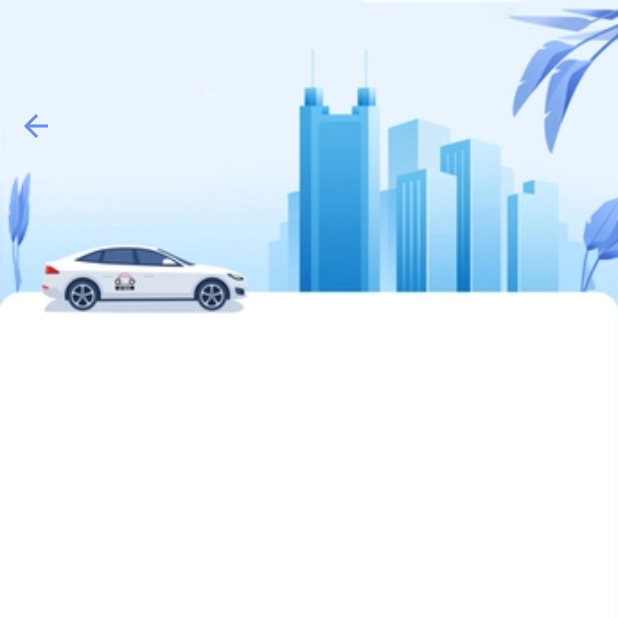
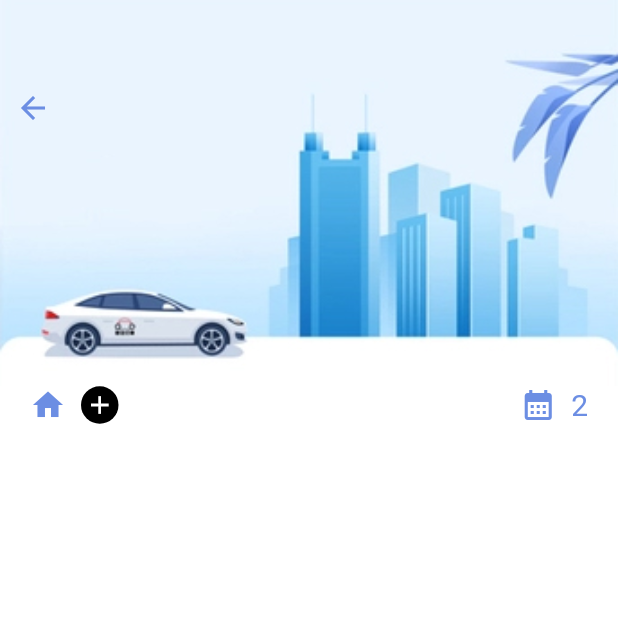
Before and after one commit to kasims07/task_managment, a Flutter app: the screen it shows after launch, on a phone screen of 412 x 824 dp, the top half of it. Run offline on Flutter 3.47's test engine with Material 2 defaults, Android fonts, the light colour scheme and no system bars.

Commit message:
Day 2 53:12

```diff
--- a/lib/main.dart
+++ b/lib/main.dart
@@ -1,5 +1,6 @@
 import 'package:flutter/material.dart';
 import 'package:task_managment/screens/add_task.dart';
+import 'package:task_managment/screens/all_tasks.dart';
 import 'package:task_managment/screens/home_screen.dart';
 
 void main() {
@@ -18,7 +19,7 @@ class MyApp extends StatelessWidget {
       theme: ThemeData(
         primarySwatch: Colors.blue,
       ),
-      home: AddTask(),
+      home: AllTasks(),
     );
   }
 }
--- /dev/null
+++ b/lib/screens/all_tasks.dart
@@ -0,0 +1,71 @@
+import 'package:flutter/cupertino.dart';
+import 'package:flutter/material.dart';
+import 'package:task_managment/colors/app_colors.dart';
+
+class AllTasks extends StatelessWidget {
+  const AllTasks({Key? key}) : super(key: key);
+
+  @override
+  Widget build(BuildContext context) {
+    return Scaffold(
+      backgroundColor: Colors.white,
+      body: Column(
+        children: [
+          Container(
+            padding: const EdgeInsets.only(left: 10, top: 60),
+            alignment: Alignment.topLeft,
+            child: Icon(
+              Icons.arrow_back,
+              color: AppColors.secondaryColor,
+            ),
+            width: double.maxFinite,
+            height: MediaQuery.of(context).size.height / 3.2,
+            decoration: const BoxDecoration(
+                image: DecorationImage(
+                    fit: BoxFit.cover,
+                    image: AssetImage("assets/header1.jpg"))),
+          ),
+          Container(
+            padding: EdgeInsets.only(left: 20, right: 20),
+            child: Row(
+              children: [
+                Icon(
+                  Icons.home,
+                  color: AppColors.secondaryColor,
+                ),
+                const SizedBox(
+                  width: 10,
+                ),
+                Container(
+                  child: Icon(
+                    Icons.add,
+                    color: Colors.white,
+                    size: 20,
+                  ),
+                  width: 25,
+                  height: 25,
+                  decoration: BoxDecoration(
+                      borderRadius: BorderRadius.circular(12.5),
+                      color: Colors.black),
+                ),
+                Expanded(child: Container()),
+                Icon(
+                  Icons.calendar_month_sharp,
+                  color: AppColors.secondaryColor,
+                ),
+                SizedBox(
+                  width: 10,
+                ),
+                Text(
+                  "2",
+                  style:
+                      TextStyle(fontSize: 20, color: AppColors.secondaryColor),
+                )
+              ],
+            ),
+          )
+        ],
+      ),
+    );
+  }
+}
```
Also changed, not shown: lib/screens/add_task.dart (+32 -2 lines), lib/widgets/textfiled_widget.dart (added, +36 -0 lines).
